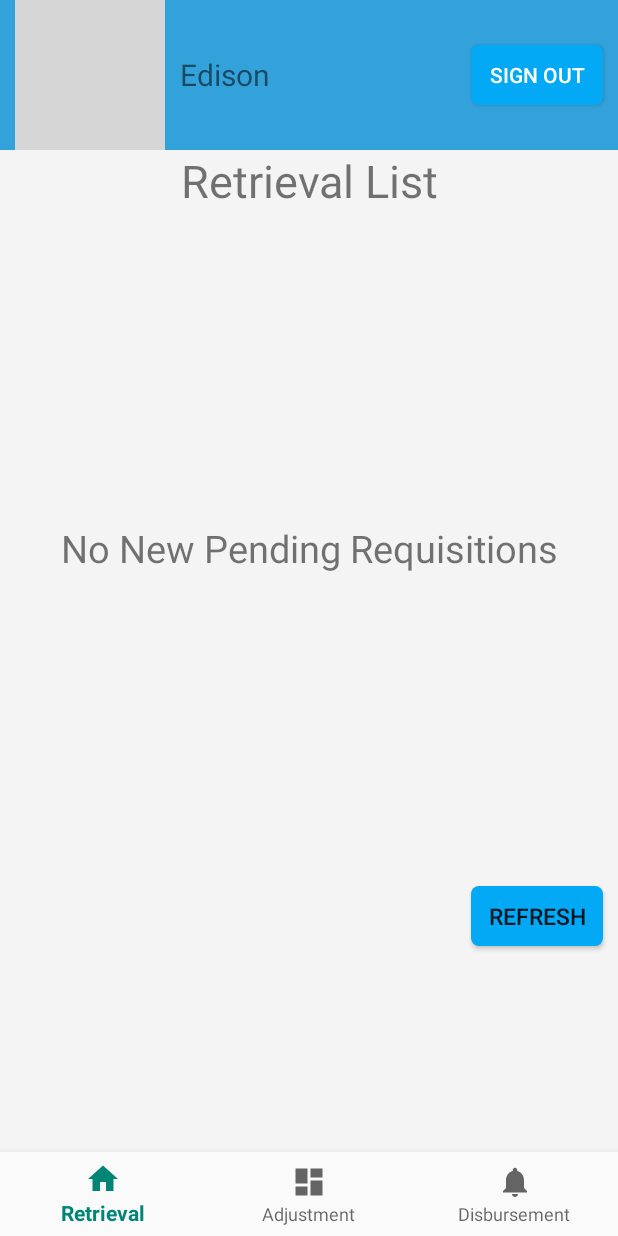
After one commit to Edison-c/StoreClerk, an Android app: the fragment BlankFragment placed in its activity, on a phone screen of 412 x 824 dp. The commit adds this screen. Run offline under Robolectric (Android 15) with nearby library versions, the light colour scheme and no system bars; grey boxes are pictures that could not be loaded.

Commit message:
fix some bugs --guoan

```diff
--- a/app/src/main/java/com/example/storeclerk/AdjustmentFragment.java
+++ b/app/src/main/java/com/example/storeclerk/AdjustmentFragment.java
@@ -62,7 +62,6 @@
 //        lv = getListView();
         add_new.setOnClickListener(this);
         adj_done.setOnClickListener(this);
-
     }
 
     @Override
@@ -75,7 +74,6 @@
 
     private void addItem()
     {
-
         Toast.makeText(getActivity(), "add one more lah", Toast.LENGTH_SHORT).show();
         blank = new AdjustmentItem("","","","delete");
         adjustmentitems.add(blank);
--- /dev/null
+++ b/app/src/main/java/com/example/storeclerk/BlankFragment.java
@@ -0,0 +1,50 @@
+package com.example.storeclerk;
+
+import android.content.Context;
+import android.net.Uri;
+import android.os.Bundle;
+
+import androidx.fragment.app.Fragment;
+
+import android.view.LayoutInflater;
+import android.view.View;
+import android.view.ViewGroup;
+import android.widget.Button;
+
+import java.util.List;
+
+
+public class BlankFragment extends Fragment implements View.OnClickListener {
+    BlankFragment.resultInterface4 callback;
+    private Button refresh;
+    private  View v;
+
+    public BlankFragment() {
+        // Required empty public constructor
+    }
+
+    @Override
+    public View onCreateView(LayoutInflater inflater, ViewGroup container,
+                             Bundle savedInstanceState) {
+        // Inflate the layout for this fragment
+        v = inflater.inflate(R.layout.fragment_blank, container, false);
+        refresh = v.findViewById(R.id.refresh);
+        refresh.setOnClickListener(this);
+        return v;
+    }
+
+    @Override
+    public void onClick(View view){
+        if (view.getId()==R.id.refresh) {
+                callback.onReturnResults4("refresh");
+        }
+    }
+
+    public void setCallback(BlankFragment.resultInterface4 callback) {
+        this.callback = callback;
+    }
+
+    public interface resultInterface4 {
+        void onReturnResults4(String refresh);
+    }
+}
--- a/app/src/main/java/com/example/storeclerk/MainActivity.java
+++ b/app/src/main/java/com/example/storeclerk/MainActivity.java
@@ -36,7 +36,7 @@
 import java.util.HashMap;
 import java.util.List;
 
-public class MainActivity extends FragmentActivity implements AsyncToServer.IServerResponse ,DisbursementFragment.resultInterface,AdjustmentFragment.resultInterface1,DisbursementDetailsFragment.resultInterface2,RetrievalFragment.resultInterface3,View.OnClickListener {
+public class MainActivity extends FragmentActivity implements AsyncToServer.IServerResponse ,DisbursementFragment.resultInterface,AdjustmentFragment.resultInterface1,DisbursementDetailsFragment.resultInterface2,RetrievalFragment.resultInterface3,BlankFragment.resultInterface4,View.OnClickListener {
     private String username;
     private String sessionid;
     private  TextView user;
@@ -207,6 +207,8 @@
             else if(context.compareTo("getRetrieval")==0) {
                 String status = (String) jsonObj.get("status");
                 if (status.compareTo("fail") == 0) {
+                    Fragment adj = new BlankFragment();
+                    replaceFrag(adj, R.id.fragmentSpot);
                     Toast.makeText(MainActivity.this, "No New Pending Requistions", Toast.LENGTH_LONG).show();
                 }
                 else if(status.compareTo("success")==0){
@@ -262,7 +264,9 @@
         else if(frag instanceof RetrievalFragment){
             ((RetrievalFragment)frag).setCallback(this);
         }
-
+        else if(frag instanceof BlankFragment){
+            ((BlankFragment)frag).setCallback(this);
+        }
     }
 
     @Override
@@ -403,4 +407,11 @@
                 "http://10.0.2.2:50240/StationeryRetrievalForms/PostRetrieval",jsonObj);
         new AsyncToServer().execute(cmd);
     }
+
+    @Override
+    public void onReturnResults4(String refresh) {
+        cmd = new Command(MainActivity.this, "getRetrieval",
+                "http://10.0.2.2:50240/StationeryRetrievalForms/GetRetrieval",null);
+        new AsyncToServer().execute(cmd);
+    }
 }
--- /dev/null
+++ b/app/src/main/res/layout/fragment_blank.xml
@@ -0,0 +1,47 @@
+<?xml version="1.0" encoding="utf-8"?>
+<LinearLayout xmlns:android="http://schemas.android.com/apk/res/android"
+    android:orientation="vertical" android:layout_width="match_parent"
+    android:layout_height="match_parent">
+
+    <LinearLayout
+        android:id="@+id/frag_retrieval"
+        android:orientation="vertical"
+        android:layout_width="match_parent"
+        android:layout_height="match_parent"
+        android:background="#f4f4f4">
+
+
+        <TextView
+            android:background="#f4f4f4"
+            android:layout_width="match_parent"
+            android:layout_height="wrap_content"
+            android:text="Retrieval List"
+            android:textSize="30dp"
+            android:gravity="center"/>
+
+        <LinearLayout
+            android:layout_width="match_parent"
+            android:layout_height="450dp"
+            android:orientation="vertical">
+
+            <TextView
+                android:layout_width="match_parent"
+                android:layout_height="450dp"
+                android:layout_gravity="center_vertical"
+                android:gravity="center"
+                android:textSize="25dp"
+                android:text="No New Pending Requisitions" />
+        </LinearLayout>
+
+        <Button
+            android:id="@+id/refresh"
+            android:layout_width="wrap_content"
+            android:layout_height="40dp"
+            android:layout_gravity="right"
+            android:text="Refresh"
+            android:background="@drawable/shape"
+            android:layout_marginRight="10dp"
+            android:textSize="15sp"/>
+
+    </LinearLayout>
+</LinearLayout>
```
